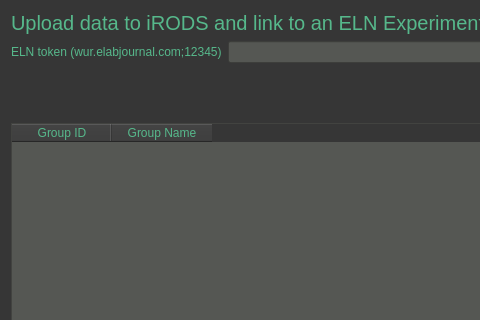
Old version of the form gui/ui_files/tabELNData.ui in the repository iBridges-for-iRODS/iBridges; both pictures show x 0 to 480 and y 0 to 320 of the 1234 by 776 pixel window.
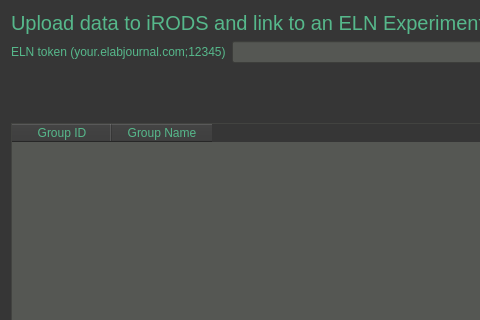
New version of the form.

Commit message: Improve error handling, read token, obscure token

```diff
--- a/gui/ui_files/tabELNData.ui
+++ b/gui/ui_files/tabELNData.ui
@@ -63,7 +63,7 @@
      <item>
       <widget class="QLabel" name="label_12">
        <property name="text">
-        <string>ELN token (wur.elabjournal.com;12345)</string>
+        <string>ELN token (your.elabjournal.com;12345)</string>
        </property>
       </widget>
      </item>
```
The commit also changes 1 other file.
